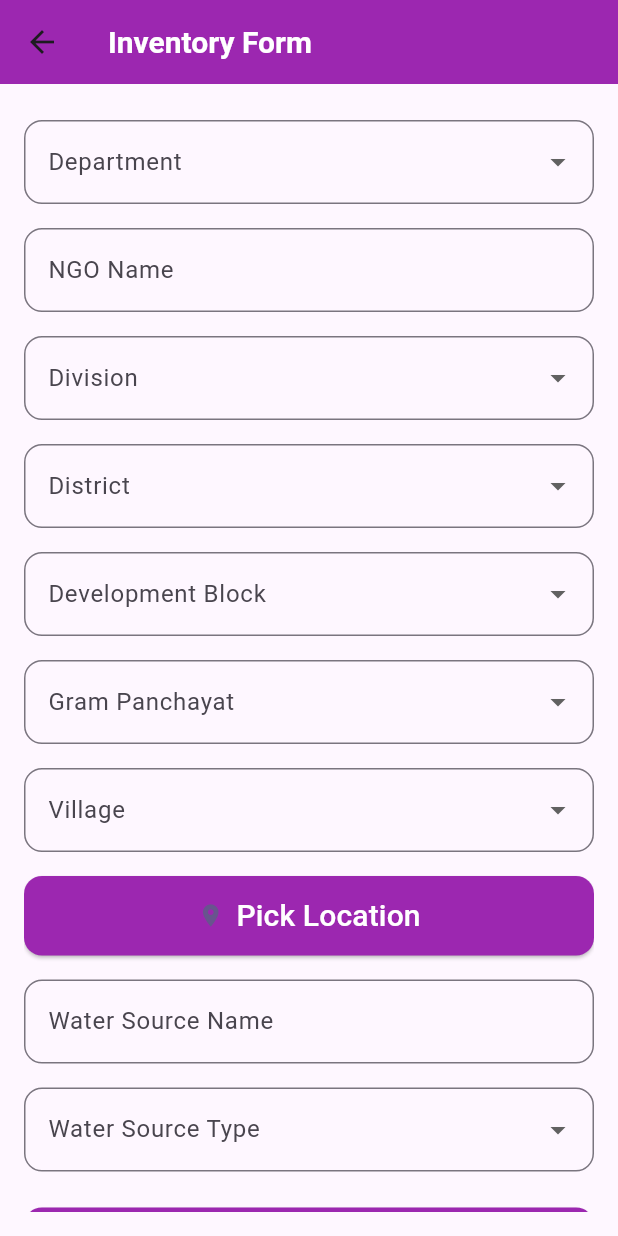
After one commit to MdIshtiaque/wc-flutter, a Flutter app: the FormScreen screen opened directly, on a phone screen of 412 x 824 dp. The commit adds this screen. Run offline on Flutter 3.47's test engine with Material 3 defaults, Android fonts, the phone set to English and light mode, and no system bars.

Commit message:
Form Design 40%

```diff
--- /dev/null
+++ b/lib/models/inventory_form_data.dart
@@ -0,0 +1,29 @@
+class InventoryFormData {
+  String? department;
+  String? ngoName;
+  String? division;
+  String? district;
+  String? developmentBlock;
+  String? gramPanchayat;
+  String? village;
+  double? latitude;
+  double? longitude;
+  double? elevation;
+  String? waterSourceName;
+  String? waterSourceType;
+
+  InventoryFormData({
+    this.department,
+    this.ngoName,
+    this.division,
+    this.district,
+    this.developmentBlock,
+    this.gramPanchayat,
+    this.village,
+    this.latitude,
+    this.longitude,
+    this.elevation,
+    this.waterSourceName,
+    this.waterSourceType,
+  });
+}
--- /dev/null
+++ b/lib/screens/Form.dart
@@ -0,0 +1,192 @@
+import 'package:flutter/material.dart';
+import 'package:sarra/widgets/custom_dropdown.dart';
+import 'package:sarra/widgets/custom_text_field.dart';
+import 'package:sarra/models/inventory_form_data.dart';
+
+class FormScreen extends StatefulWidget {
+  const FormScreen({Key? key}) : super(key: key);
+
+  @override
+  _FormScreenState createState() => _FormScreenState();
+}
+
+class _FormScreenState extends State<FormScreen> {
+  final _formKey = GlobalKey<FormState>();
+  final _inventoryFormData = InventoryFormData();
+  final _ngoNameController = TextEditingController();
+  final _waterSourceNameController = TextEditingController();
+
+  @override
+  void dispose() {
+    _ngoNameController.dispose();
+    _waterSourceNameController.dispose();
+    super.dispose();
+  }
+
+  void _pickLocation() {
+    // Placeholder for location picking functionality
+    setState(() {
+      _inventoryFormData.latitude = 12.9715987;
+      _inventoryFormData.longitude = 77.5945627;
+      _inventoryFormData.elevation = 920.0;
+    });
+  }
+
+  void _submitForm() {
+    if (_formKey.currentState!.validate()) {
+      _formKey.currentState!.save();
+      // Handle form submission
+      ScaffoldMessenger.of(context).showSnackBar(
+        const SnackBar(content: Text('Form submitted successfully')),
+      );
+    }
+  }
+
+  @override
+  Widget build(BuildContext context) {
+    return Scaffold(
+      appBar: AppBar(
+        title: const Text(
+          'Inventory Form',
+          style: TextStyle(
+            fontSize: 20,
+            color: Colors.white,
+            fontWeight: FontWeight.bold,
+          ),
+        ),
+        backgroundColor: Colors.purple,
+      ),
+      body: Padding(
+        padding: const EdgeInsets.all(16.0),
+        child: Form(
+          key: _formKey,
+          child: SingleChildScrollView(
+            child: Column(
+              crossAxisAlignment: CrossAxisAlignment.stretch,
+              children: [
+                CustomDropdown(
+                  label: 'Department',
+                  items: ['Dept1', 'Dept2', 'Dept3'],
+                  validator: (value) => value == null || value.isEmpty
+                      ? 'This field is required'
+                      : null,
+                  onChanged: (value) => _inventoryFormData.department = value,
+                ),
+                CustomTextField(
+                  label: 'NGO Name',
+                  controller: _ngoNameController,
+                  isRequired: true,
+                ),
+                CustomDropdown(
+                  label: 'Division',
+                  items: ['Division1', 'Division2', 'Division3'],
+                  validator: (value) => value == null || value.isEmpty
+                      ? 'This field is required'
+                      : null,
+                  onChanged: (value) => _inventoryFormData.division = value,
+                ),
+                CustomDropdown(
+                  label: 'District',
+                  items: ['District1', 'District2', 'District3'],
+                  validator: (value) => value == null || value.isEmpty
+                      ? 'This field is required'
+                      : null,
+                  onChanged: (value) => _inventoryFormData.district = value,
+                ),
+                CustomDropdown(
+                  label: 'Development Block',
+                  items: ['Block1', 'Block2', 'Block3'],
+                  validator: (value) => value == null || value.isEmpty
+                      ? 'This field is required'
+                      : null,
+                  onChanged: (value) =>
+                      _inventoryFormData.developmentBlock = value,
+                ),
+                CustomDropdown(
+                  label: 'Gram Panchayat',
+                  items: ['Panchayat1', 'Panchayat2', 'Panchayat3'],
+                  validator: (value) => value == null || value.isEmpty
+                      ? 'This field is required'
+                      : null,
+                  onChanged: (value) =>
+                      _inventoryFormData.gramPanchayat = value,
+                ),
+                CustomDropdown(
+                  label: 'Village',
+                  items: ['Village1', 'Village2', 'Village3'],
+                  validator: (value) => value == null || value.isEmpty
+                      ? 'This field is required'
+                      : null,
+                  onChanged: (value) => _inventoryFormData.village = value,
+                ),
+                Padding(
+                  padding: const EdgeInsets.symmetric(vertical: 8.0),
+                  child: ElevatedButton.icon(
+                    onPressed: _pickLocation,
+                    icon: const Icon(Icons.location_on),
+                    label: const Text(
+                      'Pick Location',
+                      style: TextStyle(
+                        fontSize: 20,
+                        color: Colors.white,
+                      ),
+                    ),
+                    style: ElevatedButton.styleFrom(
+                      backgroundColor: Colors.purple,
+                      padding: const EdgeInsets.symmetric(vertical: 12),
+                      shape: RoundedRectangleBorder(
+                        borderRadius: BorderRadius.circular(12),
+                      ),
+                    ),
+                  ),
+                ),
+                if (_inventoryFormData.latitude != null)
+                  Padding(
+                    padding: const EdgeInsets.symmetric(vertical: 8.0),
+                    child: Text(
+                      'Lat: ${_inventoryFormData.latitude}, Long: ${_inventoryFormData.longitude}, Elevation: ${_inventoryFormData.elevation}',
+                      style: const TextStyle(fontSize: 16),
+                    ),
+                  ),
+                CustomTextField(
+                  label: 'Water Source Name',
+                  controller: _waterSourceNameController,
+                  isRequired: true,
+                ),
+                CustomDropdown(
+                  label: 'Water Source Type',
+                  items: ['Type1', 'Type2', 'Type3'],
+                  validator: (value) => value == null || value.isEmpty
+                      ? 'This field is required'
+                      : null,
+                  onChanged: (value) =>
+                      _inventoryFormData.waterSourceType = value,
+                ),
+                Padding(
+                  padding: const EdgeInsets.symmetric(vertical: 16.0),
+                  child: ElevatedButton(
+                    onPressed: _submitForm,
+                    style: ElevatedButton.styleFrom(
+                      backgroundColor: Colors.purple,
+                      padding: const EdgeInsets.symmetric(vertical: 16),
+                      shape: RoundedRectangleBorder(
+                        borderRadius: BorderRadius.circular(12),
+                      ),
+                    ),
+                    child: const Text(
+                      'Submit',
+                      style: TextStyle(
+                        fontSize: 20,
+                        color: Colors.white,
+                      ),
+                    ),
+                  ),
+                ),
+              ],
+            ),
+          ),
+        ),
+      ),
+    );
+  }
+}
--- /dev/null
+++ b/lib/widgets/custom_dropdown.dart
@@ -0,0 +1,42 @@
+import 'package:flutter/material.dart';
+
+class CustomDropdown extends StatelessWidget {
+  final String label;
+  final List<String> items;
+  final String? value;
+  final Function(String?)? onChanged;
+  final FormFieldValidator<String>? validator;
+
+  const CustomDropdown({
+    Key? key,
+    required this.label,
+    required this.items,
+    this.value,
+    this.onChanged,
+    this.validator,
+  }) : super(key: key);
+
+  @override
+  Widget build(BuildContext context) {
+    return Padding(
+      padding: const EdgeInsets.symmetric(vertical: 8.0),
+      child: DropdownButtonFormField<String>(
+        decoration: InputDecoration(
+          labelText: label,
+          border: OutlineInputBorder(
+            borderRadius: BorderRadius.circular(12),
+          ),
+        ),
+        value: value,
+        onChanged: onChanged,
+        validator: validator,
+        items: items.map((item) {
+          return DropdownMenuItem(
+            value: item,
+            child: Text(item),
+          );
+        }).toList(),
+      ),
+    );
+  }
+}
--- /dev/null
+++ b/lib/widgets/custom_text_field.dart
@@ -0,0 +1,36 @@
+import 'package:flutter/material.dart';
+
+class CustomTextField extends StatelessWidget {
+  final String label;
+  final TextEditingController controller;
+  final bool isRequired;
+
+  const CustomTextField({
+    Key? key,
+    required this.label,
+    required this.controller,
+    this.isRequired = false,
+  }) : super(key: key);
+
+  @override
+  Widget build(BuildContext context) {
+    return Padding(
+      padding: const EdgeInsets.symmetric(vertical: 8.0),
+      child: TextFormField(
+        controller: controller,
+        decoration: InputDecoration(
+          labelText: label,
+          border: OutlineInputBorder(
+            borderRadius: BorderRadius.circular(12),
+          ),
+        ),
+        validator: (value) {
+          if (isRequired && (value == null || value.isEmpty)) {
+            return 'This field is required';
+          }
+          return null;
+        },
+      ),
+    );
+  }
+}
```
Also changed, not shown: lib/screens/Home.dart (+19 -8 lines), lib/widgets/add_data_dialog.dart (added, +91 -0 lines).
